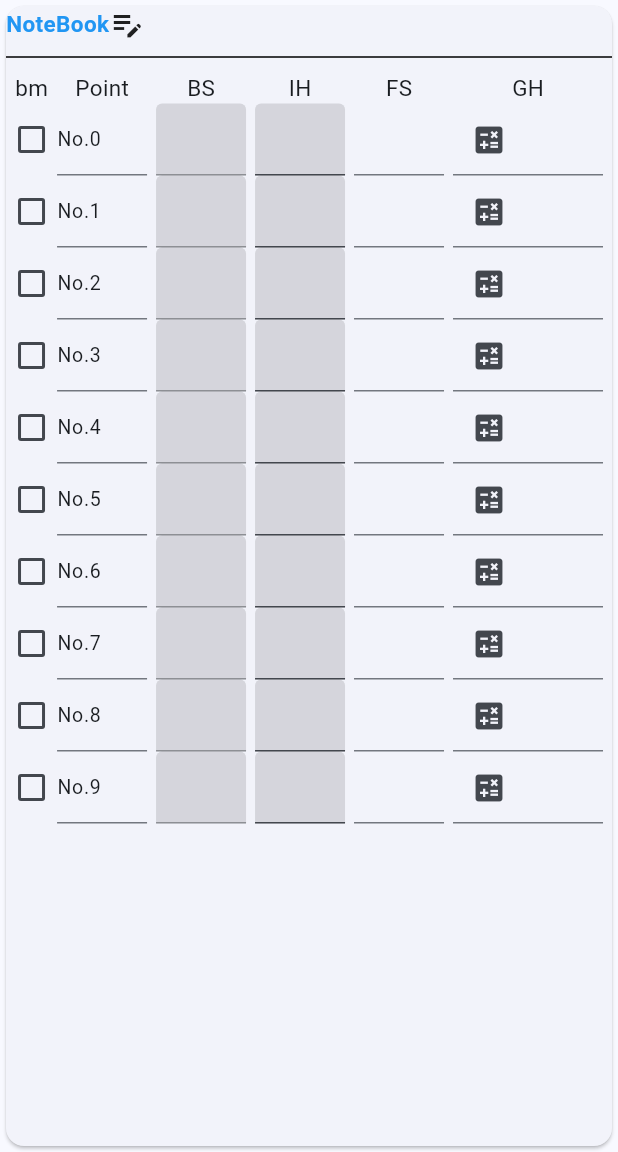
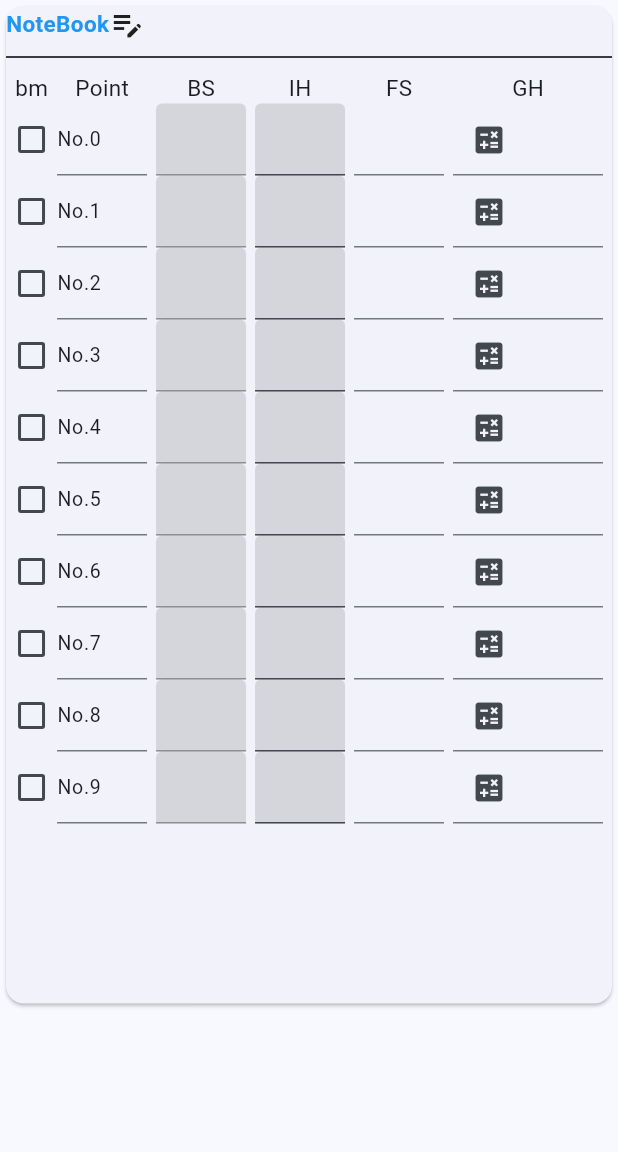
Before and after one commit to snrnapa/surveying_flutter, a Flutter app: the Surveying screen opened directly, on a phone screen of 412 x 824 dp, the part 84-1236 px from its top. Run offline on Flutter 3.47's test engine with Material 2 defaults, Android fonts, the phone set to English and light mode, and no system bars.

Commit message:
スクロールビューを搭載

```diff
--- a/lib/surveying.dart
+++ b/lib/surveying.dart
@@ -14,6 +14,7 @@ class _ToDoListPageState extends State<Surveying> {
   double textSize = 15;
   double fieldTextSize = 13;
   double iconFieldSize = 100;
+  double elementHeight = 600;
 
   // Pointの値をコントロールする
   final List<TextEditingController> _pointControllers =
@@ -65,7 +66,8 @@ class _ToDoListPageState extends State<Surveying> {
             backgroundColor: Theme.of(context).colorScheme.inversePrimary,
             title: Text("Surveying v1.0.0"),
           ),
-          body: Card(
+          body: SingleChildScrollView(
+            child: Card(
               child: Column(
                 crossAxisAlignment: CrossAxisAlignment.start,
                 children: <Widget>[
@@ -102,7 +104,7 @@ class _ToDoListPageState extends State<Surveying> {
                             ),
                             Container(
                               width: 20,
-                            height: 500,
+                              height: elementHeight,
                               child: ListView.builder(
                                 itemCount: _bmCheckList.length,
                                 itemBuilder: (BuildContext context, int index) {
@@ -131,7 +133,7 @@ class _ToDoListPageState extends State<Surveying> {
                             ),
                             Container(
                               width: textWidth,
-                            height: 500,
+                              height: elementHeight,
                               child: ListView.builder(
                                 itemCount: _pointList.length,
                                 itemBuilder: (BuildContext context, int index) {
@@ -159,7 +161,7 @@ class _ToDoListPageState extends State<Surveying> {
                             ),
                             Container(
                               width: textWidth,
-                            height: 500,
+                              height: elementHeight,
                               child: ListView.builder(
                                 itemCount: _bsControllers.length,
                                 itemBuilder: (BuildContext context, int index) {
@@ -190,7 +192,7 @@ class _ToDoListPageState extends State<Surveying> {
                             ),
                             Container(
                               width: textWidth,
-                            height: 500,
+                              height: elementHeight,
                               child: ListView.builder(
                                 itemCount: _bsControllers.length,
                                 itemBuilder: (BuildContext context, int index) {
@@ -201,7 +203,8 @@ class _ToDoListPageState extends State<Surveying> {
                                     enabled: true,
                                     controller: _ihControllers[index],
                                     decoration: InputDecoration(
-                                      filled: true, fillColor: Colors.black12),
+                                        filled: true,
+                                        fillColor: Colors.black12),
                                   );
                                 },
                               ),
@@ -220,7 +223,7 @@ class _ToDoListPageState extends State<Surveying> {
                             ),
                             Container(
                               width: textWidth,
-                            height: 500,
+                              height: elementHeight,
                               child: ListView.builder(
                                 itemCount: _bsControllers.length,
                                 itemBuilder: (BuildContext context, int index) {
@@ -251,7 +254,7 @@ class _ToDoListPageState extends State<Surveying> {
                           ),
                           Container(
                             width: iconFieldSize,
-                          height: 500,
+                            height: elementHeight,
                             child: ListView.builder(
                               itemCount: results.length,
                               itemBuilder: (BuildContext context, int index) {
@@ -293,6 +296,7 @@ class _ToDoListPageState extends State<Surveying> {
                   ),
                 ],
               ),
+            ),
           )),
     );
   }
```
Lines whose indentation alone changed are shown as unchanged.
